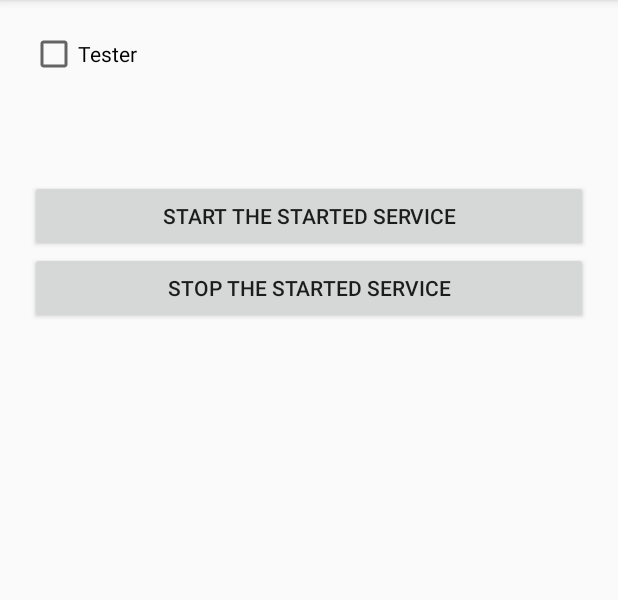
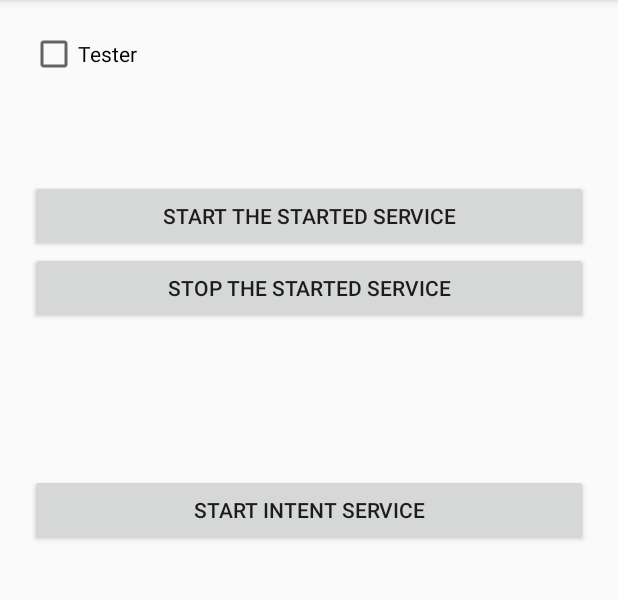
Before and after one commit to MilindAmrutkarCSS/ServicesDemo, an Android app: the screen it shows after launch (MainActivity), on a phone screen of 412 x 824 dp, the part 84-684 px from its top. Run offline under Robolectric (Android 15) with nearby library versions, the phone set to English and light mode, and no system bars.

Commit message:
IntentService

```diff
--- a/app/src/main/AndroidManifest.xml
+++ b/app/src/main/AndroidManifest.xml
@@ -19,6 +19,7 @@
             </intent-filter>
         </activity>
         <service android:name=".MyStartedService"/>
+        <service android:name=".MyIntentService"/>
     </application>
 
 </manifest>
--- a/app/src/main/java/com/example/servicesdemo/MainActivity.java
+++ b/app/src/main/java/com/example/servicesdemo/MainActivity.java
@@ -23,4 +23,10 @@ public class MainActivity extends AppCompatActivity {
         Intent intent = new Intent(MainActivity.this, MyStartedService.class);
         stopService(intent);
     }
+
+    public void startIntentService(View view) {
+        Intent intent = new Intent(this, MyIntentService.class);
+        intent.putExtra("sleepTime", 10);
+        startService(intent);
+    }
 }
--- a/app/src/main/res/layout/activity_main.xml
+++ b/app/src/main/res/layout/activity_main.xml
@@ -28,6 +28,13 @@
         android:onClick="stopStartedService"
         android:text="Stop the Started Service"/>
 
-
+    <Button
+        android:id="@+id/btnStartIntentService"
+        android:layout_width="match_parent"
+        android:layout_height="wrap_content"
+        android:layout_marginTop="100dp"
+        android:layout_below="@id/btnStopStartedService"
+        android:onClick="startIntentService"
+        android:text="Start Intent Service"/>
 
 </RelativeLayout>
```
Also changed, not shown: app/src/main/java/com/example/servicesdemo/MyIntentService.java (added, +31 -0 lines).
